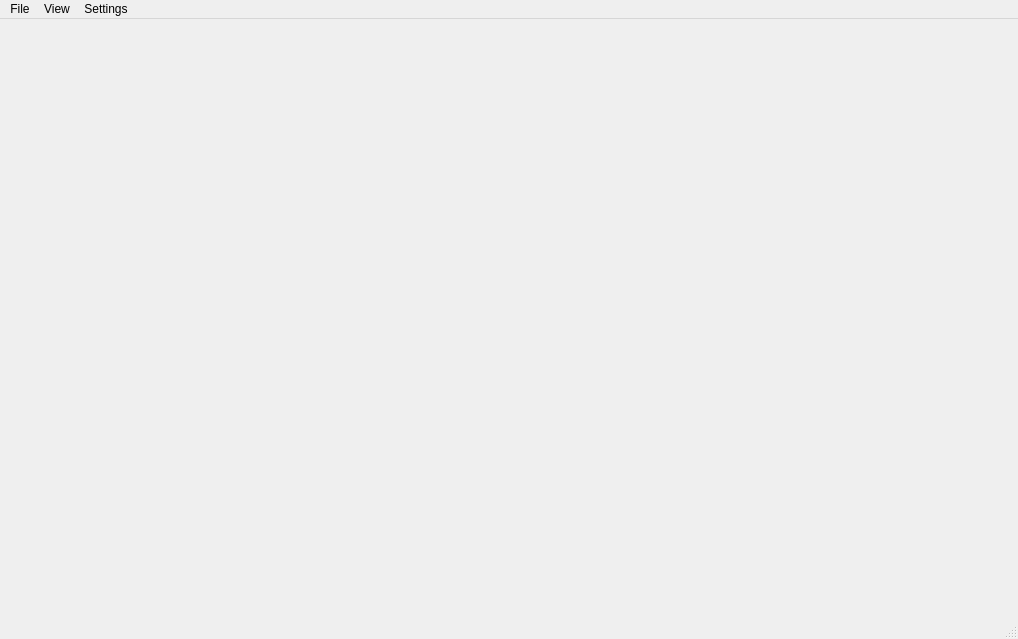
The window that app.ui (Icosahunter/speechy-keen) describes before a commit, drawn with Qt 5.
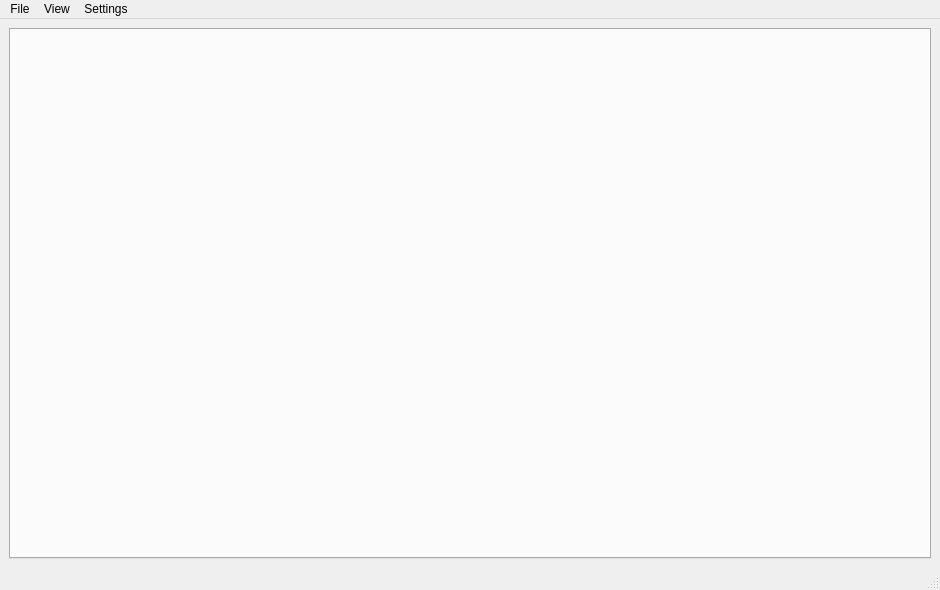
The same window after the commit. Icons and pictures are not drawn.

```diff
--- a/app.ui
+++ b/app.ui
@@ -6,8 +6,8 @@
    <rect>
     <x>0</x>
     <y>0</y>
-    <width>1018</width>
-    <height>639</height>
+    <width>940</width>
+    <height>590</height>
    </rect>
   </property>
   <property name="windowTitle">
@@ -24,14 +24,22 @@
    </size>
   </property>
   <widget class="QWidget" name="centralwidget">
-   <layout class="QHBoxLayout" name="horizontalLayout"/>
+   <layout class="QHBoxLayout" name="horizontalLayout">
+    <item>
+     <widget class="QTabWidget" name="tabWidget">
+      <property name="currentIndex">
+       <number>-1</number>
+      </property>
+     </widget>
+    </item>
+   </layout>
   </widget>
   <widget class="QMenuBar" name="menubar">
    <property name="geometry">
     <rect>
      <x>0</x>
      <y>0</y>
-     <width>1018</width>
+     <width>940</width>
      <height>31</height>
     </rect>
    </property>
```
Left out of the diff: 2 changed lines with no effect on the pictures.
